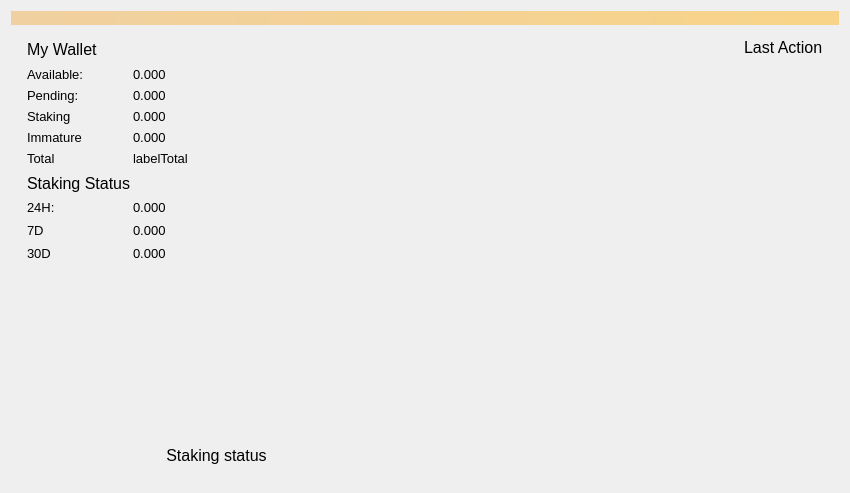
Qt form src/qt/forms/overviewpage.ui (mammix2/boostcoin) before a commit.
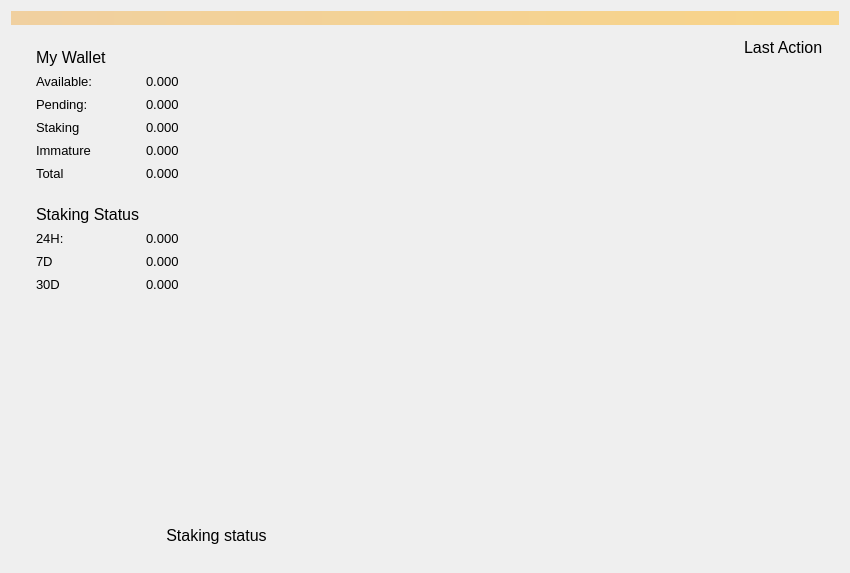
The same form after that commit. Icons and pictures are not drawn. Custom widgets are drawn as their Qt base class.

Diff of the .ui file:
```diff
--- a/src/qt/forms/overviewpage.ui
+++ b/src/qt/forms/overviewpage.ui
@@ -7,7 +7,7 @@
     <x>0</x>
     <y>0</y>
     <width>850</width>
-    <height>493</height>
+    <height>573</height>
    </rect>
   </property>
   <property name="sizePolicy">
@@ -68,11 +68,16 @@
         <number>16</number>
        </property>
        <item>
-        <layout class="QHBoxLayout" name="horizontalLayout_3">
-         <property name="spacing">
-          <number>0</number>
-         </property>
-         <item>
+        <widget class="QWidget" name="widget" native="true">
+         <layout class="QVBoxLayout" name="verticalLayout_5">
+          <item>
+           <layout class="QHBoxLayout" name="horizontalLayout_6">
+            <item>
+             <layout class="QFormLayout" name="formLayout_2">
+              <property name="labelAlignment">
+               <set>Qt::AlignLeading|Qt::AlignLeft|Qt::AlignVCenter</set>
+              </property>
+              <item row="1" column="0">
           <widget class="QLabel" name="label_MyWallet">
            <property name="sizePolicy">
             <sizepolicy hsizetype="Minimum" vsizetype="Preferred">
@@ -90,235 +95,20 @@
            </property>
           </widget>
          </item>
-         <item>
-          <spacer name="horizontalSpacer_11">
-           <property name="orientation">
-            <enum>Qt::Horizontal</enum>
-           </property>
-           <property name="sizeType">
-            <enum>QSizePolicy::Maximum</enum>
-           </property>
-           <property name="sizeHint" stdset="0">
-            <size>
-             <width>10</width>
-             <height>20</height>
-            </size>
-           </property>
-          </spacer>
-         </item>
-         <item>
-          <widget class="QPushButton" name="labelWalletStatus">
-           <property name="maximumSize">
-            <size>
-             <width>22</width>
-             <height>22</height>
-            </size>
-           </property>
-           <property name="baseSize">
-            <size>
-             <width>22</width>
-             <height>22</height>
-            </size>
-           </property>
-           <property name="text">
-            <string/>
-           </property>
-           <property name="flat">
-            <bool>true</bool>
-           </property>
-          </widget>
-         </item>
-         <item>
-          <spacer name="horizontalSpacer_10">
-           <property name="orientation">
-            <enum>Qt::Horizontal</enum>
-           </property>
-           <property name="sizeHint" stdset="0">
-            <size>
-             <width>40</width>
-             <height>20</height>
-            </size>
-           </property>
-          </spacer>
-         </item>
-        </layout>
-       </item>
-       <item>
-        <layout class="QHBoxLayout" name="horizontalLayout_4">
-         <item>
-          <layout class="QFormLayout" name="formLayout">
-           <property name="sizeConstraint">
-            <enum>QLayout::SetNoConstraint</enum>
-           </property>
-           <property name="labelAlignment">
-            <set>Qt::AlignLeading|Qt::AlignLeft|Qt::AlignVCenter</set>
-           </property>
-           <property name="verticalSpacing">
-            <number>4</number>
-           </property>
-           <item row="0" column="0">
-            <widget class="QLabel" name="label_5">
-             <property name="sizePolicy">
-              <sizepolicy hsizetype="Minimum" vsizetype="Preferred">
-               <horstretch>0</horstretch>
-               <verstretch>0</verstretch>
-              </sizepolicy>
-             </property>
-             <property name="minimumSize">
-              <size>
-               <width>100</width>
-               <height>17</height>
-              </size>
-             </property>
-             <property name="maximumSize">
-              <size>
-               <width>100</width>
-               <height>17</height>
-              </size>
-             </property>
-             <property name="font">
-              <font>
-               <pointsize>10</pointsize>
-               <weight>50</weight>
-               <bold>false</bold>
-               <stylestrategy>PreferAntialias</stylestrategy>
-              </font>
-             </property>
-             <property name="text">
-              <string>Available:</string>
-             </property>
-             <property name="alignment">
-              <set>Qt::AlignLeading|Qt::AlignLeft|Qt::AlignVCenter</set>
-             </property>
-            </widget>
-           </item>
-           <item row="0" column="1">
-            <widget class="QLabel" name="labelBalance">
-             <property name="font">
-              <font>
-               <pointsize>10</pointsize>
-               <weight>50</weight>
-               <bold>false</bold>
-               <stylestrategy>PreferAntialias</stylestrategy>
-              </font>
-             </property>
-             <property name="text">
-              <string>0.000</string>
-             </property>
-             <property name="alignment">
-              <set>Qt::AlignLeading|Qt::AlignLeft|Qt::AlignVCenter</set>
-             </property>
-            </widget>
-           </item>
-           <item row="1" column="0">
-            <widget class="QLabel" name="label_7">
-             <property name="sizePolicy">
-              <sizepolicy hsizetype="Minimum" vsizetype="Preferred">
-               <horstretch>0</horstretch>
-               <verstretch>0</verstretch>
-              </sizepolicy>
-             </property>
-             <property name="minimumSize">
-              <size>
-               <width>100</width>
-               <height>17</height>
-              </size>
-             </property>
-             <property name="maximumSize">
-              <size>
-               <width>100</width>
-               <height>17</height>
-              </size>
-             </property>
-             <property name="font">
-              <font>
-               <pointsize>10</pointsize>
-               <weight>50</weight>
-               <bold>false</bold>
-               <stylestrategy>PreferAntialias</stylestrategy>
-              </font>
-             </property>
-             <property name="text">
-              <string>Pending:</string>
-             </property>
-             <property name="alignment">
-              <set>Qt::AlignLeading|Qt::AlignLeft|Qt::AlignVCenter</set>
-             </property>
-            </widget>
-           </item>
            <item row="1" column="1">
-            <widget class="QLabel" name="labelUnconfirmed">
-             <property name="font">
-              <font>
-               <pointsize>10</pointsize>
-               <weight>50</weight>
-               <bold>false</bold>
-               <stylestrategy>PreferAntialias</stylestrategy>
-              </font>
-             </property>
-             <property name="text">
-              <string>0.000</string>
-             </property>
-             <property name="alignment">
-              <set>Qt::AlignLeading|Qt::AlignLeft|Qt::AlignVCenter</set>
-             </property>
-            </widget>
-           </item>
-           <item row="2" column="0">
-            <widget class="QLabel" name="label">
-             <property name="sizePolicy">
-              <sizepolicy hsizetype="Minimum" vsizetype="Preferred">
-               <horstretch>0</horstretch>
-               <verstretch>0</verstretch>
-              </sizepolicy>
-             </property>
-             <property name="minimumSize">
+               <spacer name="horizontalSpacer_2">
+                <property name="orientation">
+                 <enum>Qt::Horizontal</enum>
+                </property>
+                <property name="sizeHint" stdset="0">
               <size>
-               <width>100</width>
-               <height>17</height>
-              </size>
-             </property>
-             <property name="maximumSize">
-              <size>
-               <width>100</width>
-               <height>17</height>
-              </size>
-             </property>
-             <property name="font">
-              <font>
-               <pointsize>10</pointsize>
-               <weight>50</weight>
-               <bold>false</bold>
-               <stylestrategy>PreferAntialias</stylestrategy>
-              </font>
-             </property>
-             <property name="text">
-              <string>Staking</string>
-             </property>
-             <property name="alignment">
-              <set>Qt::AlignLeading|Qt::AlignLeft|Qt::AlignVCenter</set>
-             </property>
-            </widget>
-           </item>
-           <item row="2" column="1">
-            <widget class="QLabel" name="labelStaking">
-             <property name="font">
-              <font>
-               <pointsize>10</pointsize>
-               <weight>50</weight>
-               <bold>false</bold>
-               <stylestrategy>PreferAntialias</stylestrategy>
-              </font>
-             </property>
-             <property name="text">
-              <string>0.000</string>
-             </property>
-             <property name="alignment">
-              <set>Qt::AlignLeading|Qt::AlignLeft|Qt::AlignVCenter</set>
-             </property>
-            </widget>
-           </item>
-           <item row="3" column="0">
+                  <width>40</width>
+                  <height>20</height>
+                 </size>
+                </property>
+               </spacer>
+              </item>
+              <item row="5" column="0">
             <widget class="QLabel" name="labelImmatureText">
              <property name="sizePolicy">
               <sizepolicy hsizetype="Minimum" vsizetype="Preferred">
@@ -354,7 +144,7 @@
              </property>
             </widget>
            </item>
-           <item row="3" column="1">
+              <item row="5" column="1">
             <widget class="QLabel" name="labelImmature">
              <property name="font">
               <font>
@@ -372,7 +162,7 @@
              </property>
             </widget>
            </item>
-           <item row="4" column="0">
+              <item row="6" column="0">
             <widget class="QLabel" name="label_8">
              <property name="sizePolicy">
               <sizepolicy hsizetype="Minimum" vsizetype="Preferred">
@@ -408,7 +198,7 @@
              </property>
             </widget>
            </item>
-           <item row="4" column="1">
+              <item row="6" column="1">
             <widget class="QLabel" name="labelTotal">
              <property name="font">
               <font>
@@ -419,24 +209,15 @@
               </font>
              </property>
              <property name="text">
-              <string>labelTotal</string>
+                 <string>0.000</string>
              </property>
              <property name="alignment">
               <set>Qt::AlignLeading|Qt::AlignLeft|Qt::AlignVCenter</set>
              </property>
             </widget>
            </item>
-          </layout>
-         </item>
-        </layout>
-       </item>
-       <item>
-        <layout class="QHBoxLayout" name="horizontalLayout_7">
-         <property name="spacing">
-          <number>0</number>
-         </property>
-         <item>
-          <widget class="QLabel" name="label_11">
+              <item row="8" column="0">
+               <widget class="QLabel" name="StakingStatus_Heading">
            <property name="font">
             <font>
              <pointsize>12</pointsize>
@@ -450,32 +231,20 @@
            </property>
           </widget>
          </item>
-         <item>
-          <spacer name="horizontalSpacer_8">
+              <item row="8" column="1">
+               <spacer name="horizontalSpacer">
            <property name="orientation">
             <enum>Qt::Horizontal</enum>
            </property>
-           <property name="sizeType">
-            <enum>QSizePolicy::Maximum</enum>
-           </property>
            <property name="sizeHint" stdset="0">
             <size>
-             <width>10</width>
+                  <width>40</width>
              <height>20</height>
             </size>
            </property>
           </spacer>
          </item>
-        </layout>
-       </item>
-       <item>
-        <layout class="QHBoxLayout" name="horizontalLayout_6">
-         <item>
-          <layout class="QFormLayout" name="formLayout_2">
-           <property name="labelAlignment">
-            <set>Qt::AlignLeading|Qt::AlignLeft|Qt::AlignVCenter</set>
-           </property>
-           <item row="1" column="0">
+              <item row="9" column="0">
             <widget class="QLabel" name="label_10">
              <property name="sizePolicy">
               <sizepolicy hsizetype="Minimum" vsizetype="Preferred">
@@ -511,7 +280,7 @@
              </property>
             </widget>
            </item>
-           <item row="1" column="1">
+              <item row="9" column="1">
             <widget class="QLabel" name="label24hStakingStats">
              <property name="font">
               <font>
@@ -530,7 +299,7 @@
              </property>
             </widget>
            </item>
-           <item row="2" column="0">
+              <item row="10" column="0">
             <widget class="QLabel" name="label_13">
              <property name="sizePolicy">
               <sizepolicy hsizetype="Minimum" vsizetype="Preferred">
@@ -567,7 +336,7 @@
              </property>
             </widget>
            </item>
-           <item row="2" column="1">
+              <item row="10" column="1">
             <widget class="QLabel" name="label7dStakingStats">
              <property name="font">
               <font>
@@ -586,7 +355,7 @@
              </property>
             </widget>
            </item>
-           <item row="3" column="0">
+              <item row="11" column="0">
             <widget class="QLabel" name="label_14">
              <property name="sizePolicy">
               <sizepolicy hsizetype="Minimum" vsizetype="Preferred">
@@ -623,7 +392,7 @@
              </property>
             </widget>
            </item>
-           <item row="3" column="1">
+              <item row="11" column="1">
             <widget class="QLabel" name="label30dStakingStats">
              <property name="font">
               <font>
@@ -642,9 +411,187 @@
              </property>
             </widget>
            </item>
+              <item row="7" column="0">
+               <widget class="Line" name="line">
+                <property name="minimumSize">
+                 <size>
+                  <width>0</width>
+                  <height>10</height>
+                 </size>
+                </property>
+                <property name="orientation">
+                 <enum>Qt::Horizontal</enum>
+                </property>
+               </widget>
+              </item>
+              <item row="4" column="0">
+               <widget class="QLabel" name="labelStakingText">
+                <property name="sizePolicy">
+                 <sizepolicy hsizetype="Minimum" vsizetype="Preferred">
+                  <horstretch>0</horstretch>
+                  <verstretch>0</verstretch>
+                 </sizepolicy>
+                </property>
+                <property name="minimumSize">
+                 <size>
+                  <width>100</width>
+                  <height>17</height>
+                 </size>
+                </property>
+                <property name="maximumSize">
+                 <size>
+                  <width>100</width>
+                  <height>17</height>
+                 </size>
+                </property>
+                <property name="font">
+                 <font>
+                  <pointsize>10</pointsize>
+                  <weight>50</weight>
+                  <bold>false</bold>
+                  <stylestrategy>PreferAntialias</stylestrategy>
+                 </font>
+                </property>
+                <property name="text">
+                 <string>Staking</string>
+                </property>
+                <property name="alignment">
+                 <set>Qt::AlignLeading|Qt::AlignLeft|Qt::AlignVCenter</set>
+                </property>
+               </widget>
+              </item>
+              <item row="4" column="1">
+               <widget class="QLabel" name="labelStaking">
+                <property name="font">
+                 <font>
+                  <pointsize>10</pointsize>
+                  <weight>50</weight>
+                  <bold>false</bold>
+                  <stylestrategy>PreferAntialias</stylestrategy>
+                 </font>
+                </property>
+                <property name="text">
+                 <string>0.000</string>
+                </property>
+                <property name="alignment">
+                 <set>Qt::AlignLeading|Qt::AlignLeft|Qt::AlignVCenter</set>
+                </property>
+               </widget>
+              </item>
+              <item row="3" column="0">
+               <widget class="QLabel" name="label_7">
+                <property name="sizePolicy">
+                 <sizepolicy hsizetype="Minimum" vsizetype="Preferred">
+                  <horstretch>0</horstretch>
+                  <verstretch>0</verstretch>
+                 </sizepolicy>
+                </property>
+                <property name="minimumSize">
+                 <size>
+                  <width>100</width>
+                  <height>17</height>
+                 </size>
+                </property>
+                <property name="maximumSize">
+                 <size>
+                  <width>100</width>
+                  <height>17</height>
+                 </size>
+                </property>
+                <property name="font">
+                 <font>
+                  <pointsize>10</pointsize>
+                  <weight>50</weight>
+                  <bold>false</bold>
+                  <stylestrategy>PreferAntialias</stylestrategy>
+                 </font>
+                </property>
+                <property name="text">
+                 <string>Pending:</string>
+                </property>
+                <property name="alignment">
+                 <set>Qt::AlignLeading|Qt::AlignLeft|Qt::AlignVCenter</set>
+                </property>
+               </widget>
+              </item>
+              <item row="3" column="1">
+               <widget class="QLabel" name="labelUnconfirmed">
+                <property name="font">
+                 <font>
+                  <pointsize>10</pointsize>
+                  <weight>50</weight>
+                  <bold>false</bold>
+                  <stylestrategy>PreferAntialias</stylestrategy>
+                 </font>
+                </property>
+                <property name="text">
+                 <string>0.000</string>
+                </property>
+                <property name="alignment">
+                 <set>Qt::AlignLeading|Qt::AlignLeft|Qt::AlignVCenter</set>
+                </property>
+               </widget>
+              </item>
+              <item row="2" column="0">
+               <widget class="QLabel" name="label_5">
+                <property name="sizePolicy">
+                 <sizepolicy hsizetype="Minimum" vsizetype="Preferred">
+                  <horstretch>0</horstretch>
+                  <verstretch>0</verstretch>
+                 </sizepolicy>
+                </property>
+                <property name="minimumSize">
+                 <size>
+                  <width>100</width>
+                  <height>17</height>
+                 </size>
+                </property>
+                <property name="maximumSize">
+                 <size>
+                  <width>100</width>
+                  <height>17</height>
+                 </size>
+                </property>
+                <property name="font">
+                 <font>
+                  <pointsize>10</pointsize>
+                  <weight>50</weight>
+                  <bold>false</bold>
+                  <stylestrategy>PreferAntialias</stylestrategy>
+                 </font>
+                </property>
+                <property name="text">
+                 <string>Available:</string>
+                </property>
+                <property name="alignment">
+                 <set>Qt::AlignLeading|Qt::AlignLeft|Qt::AlignVCenter</set>
+                </property>
+               </widget>
+              </item>
+              <item row="2" column="1">
+               <widget class="QLabel" name="labelBalance">
+                <property name="font">
+                 <font>
+                  <pointsize>10</pointsize>
+                  <weight>50</weight>
+                  <bold>false</bold>
+                  <stylestrategy>PreferAntialias</stylestrategy>
+                 </font>
+                </property>
+                <property name="text">
+                 <string>0.000</string>
+                </property>
+                <property name="alignment">
+                 <set>Qt::AlignLeading|Qt::AlignLeft|Qt::AlignVCenter</set>
+                </property>
+               </widget>
+              </item>
           </layout>
          </item>
         </layout>
+          </item>
+         </layout>
+        </widget>
        </item>
        <item>
         <spacer name="verticalSpacer">
@@ -820,6 +767,64 @@
             </property>
            </spacer>
           </item>
+          <item>
+           <layout class="QHBoxLayout" name="horizontalLayout_3">
+            <property name="spacing">
+             <number>0</number>
+            </property>
+            <item>
+             <spacer name="horizontalSpacer_11">
+              <property name="orientation">
+               <enum>Qt::Horizontal</enum>
+              </property>
+              <property name="sizeType">
+               <enum>QSizePolicy::Expanding</enum>
+              </property>
+              <property name="sizeHint" stdset="0">
+               <size>
+                <width>10</width>
+                <height>20</height>
+               </size>
+              </property>
+             </spacer>
+            </item>
+            <item>
+             <widget class="QPushButton" name="labelWalletStatus">
+              <property name="maximumSize">
+               <size>
+                <width>22</width>
+                <height>22</height>
+               </size>
+              </property>
+              <property name="baseSize">
+               <size>
+                <width>22</width>
+                <height>22</height>
+               </size>
+              </property>
+              <property name="text">
+               <string/>
+              </property>
+              <property name="flat">
+               <bool>true</bool>
+              </property>
+             </widget>
+            </item>
+            <item>
+             <spacer name="horizontalSpacer_10">
+              <property name="orientation">
+               <enum>Qt::Horizontal</enum>
+              </property>
+              <property name="sizeHint" stdset="0">
+               <size>
+                <width>40</width>
+                <height>20</height>
+               </size>
+              </property>
+             </spacer>
+            </item>
+           </layout>
+          </item>
          </layout>
         </item>
        </layout>
```
Lines whose indentation alone changed are shown as unchanged.
